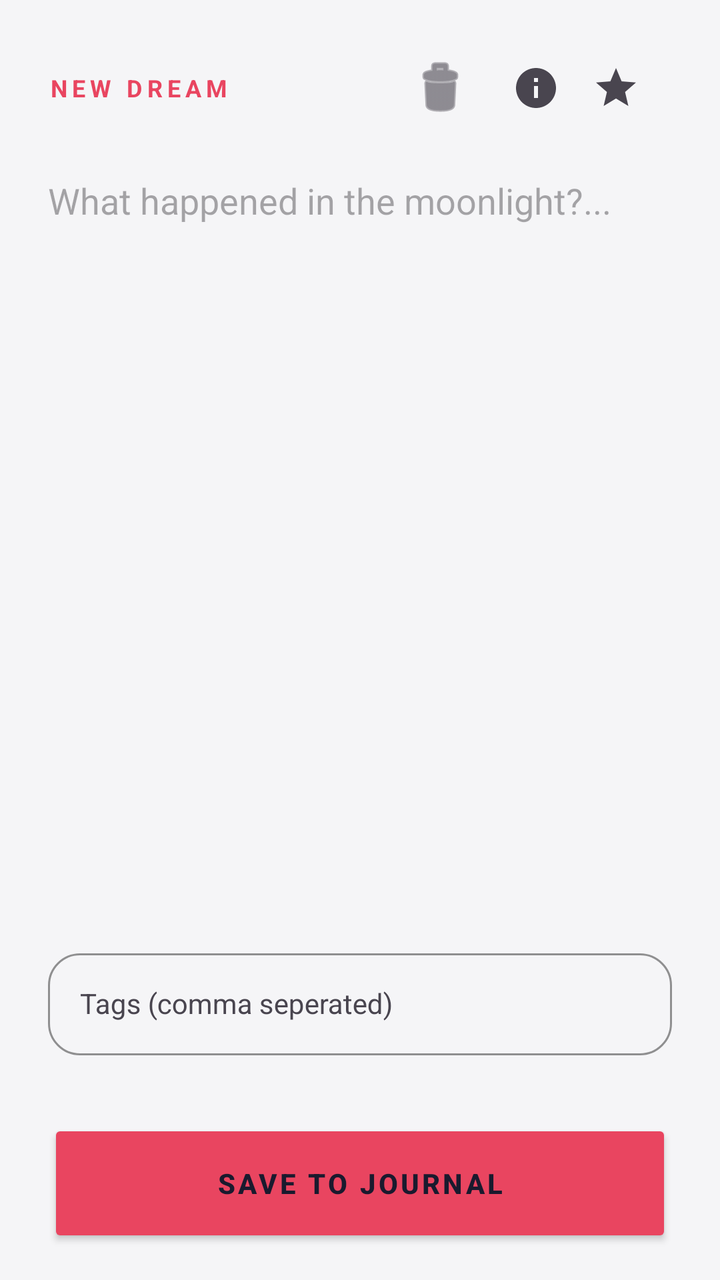
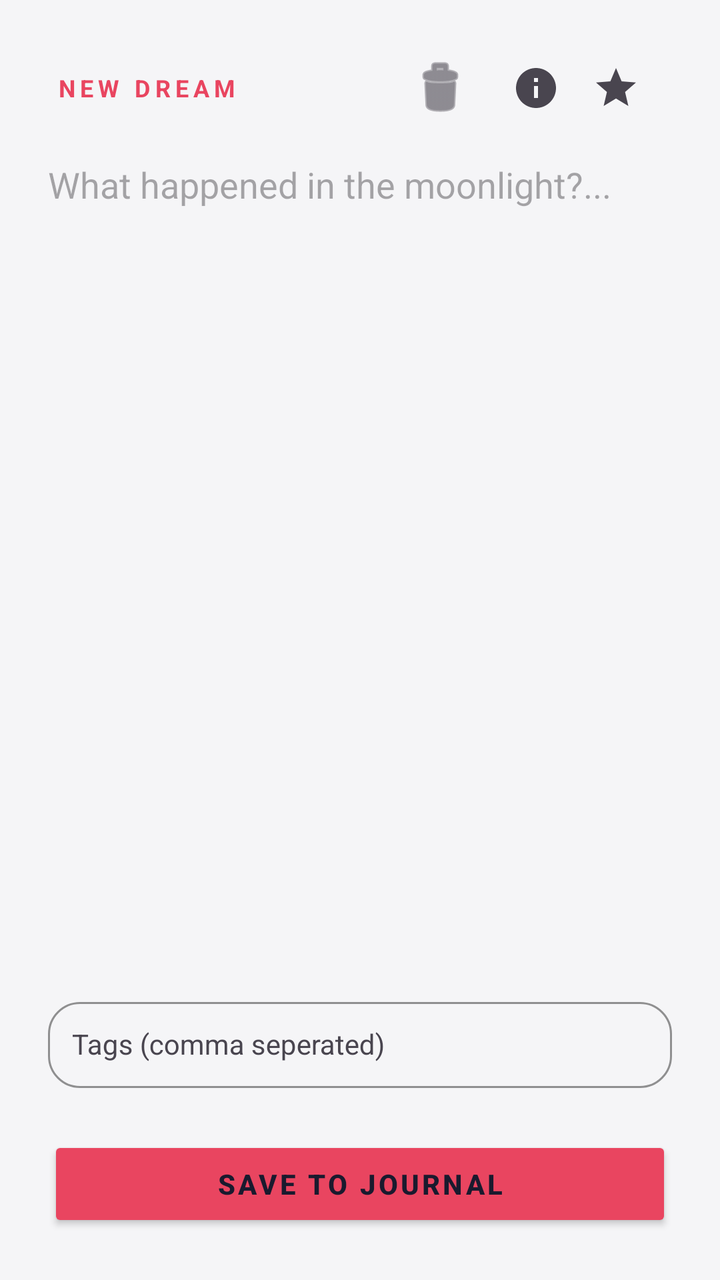

An Android layout rendered at two revisions. The XML below is the earlier revision; the diff shows what the commit changed to produce the second picture.
<!-- AndroidManifest.xml: application theme Theme.Midnight -->
<!-- res/layout/activity_edit_dream.xml -->
<?xml version="1.0" encoding="utf-8"?>
<androidx.coordinatorlayout.widget.CoordinatorLayout
    xmlns:android="http://schemas.android.com/apk/res/android"
    xmlns:app="http://schemas.android.com/apk/res-auto"
    android:layout_width="match_parent"
    android:layout_height="match_parent"
    android:background="?attr/activityBackground"
    android:fitsSystemWindows="true">

    <androidx.core.widget.NestedScrollView
        android:layout_width="match_parent"
        android:layout_height="match_parent"
        app:layout_behavior="@string/appbar_scrolling_view_behavior">

        <LinearLayout
            android:layout_width="match_parent"
            android:layout_height="wrap_content"
            android:orientation="vertical"
            android:padding="24dp">

            <RelativeLayout
                android:layout_width="match_parent"
                android:layout_height="wrap_content"
                android:layout_marginBottom="24dp">

                <TextView
                    android:layout_width="wrap_content"
                    android:layout_height="wrap_content"
                    android:layout_centerVertical="true"
                    android:letterSpacing="0.2"
                    android:text="NEW DREAM"
                    android:textColor="@color/secondary"
                    android:textSize="12sp"
                    android:textStyle="bold" />

                <LinearLayout
                    android:layout_width="wrap_content"
                    android:layout_height="wrap_content"
                    android:layout_alignParentEnd="true"
                    android:orientation="horizontal">

                    <ImageButton
                        android:id="@+id/btnDeleteDream"
                        android:layout_width="40dp"
                        android:layout_height="40dp"
                        android:background="?attr/selectableItemBackgroundBorderless"
                        android:src="@android:drawable/ic_menu_delete"
                        app:tint="?android:attr/textColorSecondary" />

                    <ImageButton
                        android:id="@+id/btnDreamInfo"
                        android:layout_width="40dp"
                        android:layout_height="40dp"
                        android:layout_marginStart="8dp"
                        android:background="?attr/selectableItemBackgroundBorderless"
                        android:src="@drawable/ic_info"
                        app:tint="?android:attr/textColorSecondary" />

                    <CheckBox
                        android:id="@+id/checkFavorite"
                        android:layout_width="40dp"
                        android:layout_height="40dp"
                        android:layout_marginStart="8dp"
                        android:button="@drawable/ic_star_filled"
                        android:buttonTint="@color/star_tint" />
                </LinearLayout>
            </RelativeLayout>

            <EditText
                android:id="@+id/editDreamContent"
                android:layout_width="match_parent"
                android:layout_height="wrap_content"
                android:background="@android:color/transparent"
                android:gravity="top"
                android:hint="What happened in the moonlight?..."
                android:importantForAutofill="no"
                android:inputType="textMultiLine|textCapSentences"
                android:lineSpacingExtra="8dp"
                android:minLines="12"
                android:textColor="?attr/colorOnSurface"
                android:textColorHint="?android:attr/textColorHint"
                android:textSize="18sp" />

            <com.google.android.material.textfield.TextInputLayout
                style="@style/Widget.Material3.TextInputLayout.OutlinedBox"
                android:layout_width="match_parent"
                android:layout_height="wrap_content"
                android:layout_marginTop="40dp"
                android:hint="Tags (comma seperated)"
                app:boxStrokeColor="@color/secondary"
                app:boxCornerRadiusBottomEnd="16dp"
                app:boxCornerRadiusBottomStart="16dp"
                app:boxCornerRadiusTopEnd="16dp"
                app:boxCornerRadiusTopStart="16dp"
                app:hintTextColor="@color/secondary"
                app:startIconTint="?android:attr/textColorSecondary">

                <MultiAutoCompleteTextView
                    android:id="@+id/tagAutoComplete"
                    android:layout_width="match_parent"
                    android:layout_height="wrap_content"
                    android:inputType="textMultiLine"
                    android:padding="16dp"
                    android:textColor="?attr/colorOnSurface"
                    android:textSize="14sp" />

            </com.google.android.material.textfield.TextInputLayout>

            <Button
                android:id="@+id/btnUpdateDream"
                android:layout_width="match_parent"
                android:layout_height="64dp"
                android:layout_marginTop="32dp"
                android:backgroundTint="@color/secondary"
                android:elevation="4dp"
                android:letterSpacing="0.1"
                android:text="SAVE TO JOURNAL"
                android:textColor="?attr/colorOnSurface"
                android:textStyle="bold"
                app:cornerRadius="18dp" />

        </LinearLayout>
    </androidx.core.widget.NestedScrollView>
</androidx.coordinatorlayout.widget.CoordinatorLayout>
<!-- resources referenced by this layout -->
<resources>
  <color name="secondary">#E94560</color>
  <!-- drawable ic_info (drawable) -->
  <vector xmlns:android="http://schemas.android.com/apk/res/android"
      android:width="24dp"
      android:height="24dp"
      android:viewportWidth="24"
      android:viewportHeight="24"
      android:tint="?attr/colorControlNormal">
      <path
          android:fillColor="@android:color/white"
          android:pathData="M12,2C6.48,2 2,6.48 2,12s4.48,10 10,10 10,-4.48 10,-10S17.52,2 12,2zM13,17h-2v-6h2v6zM13,9h-2V7h2v2z"/>
  </vector>
  <!-- drawable ic_star_filled (drawable) -->
  <vector xmlns:android="http://schemas.android.com/apk/res/android"
      android:width="24dp"
      android:height="24dp"
      android:viewportWidth="24"
      android:viewportHeight="24"
      android:tint="?attr/colorControlNormal"> <path
      android:fillColor="@android:color/white"
      android:pathData="M12,17.27L18.18,21l-1.64,-7.03L22,9.24l-7.19,-0.61L12,2 9.19,8.63L2,9.24l5.46,4.73L5.82,21L12,17.27z"/>
  </vector>
  <style name="Theme.Midnight" parent="Theme.Material3.Light.NoActionBar">
          <item name="android:windowBackground">#F5F5F7</item>
          <item name="colorSurface">#FFFFFF</item>
  
          <item name="colorPrimary">#6750A4</item>
          <item name="colorOnPrimary">#FFFFFF</item>
          <item name="colorSecondary">#E94560</item>
  
          <item name="colorOnSurface">#1A1A2E</item>
          <item name="android:textColorPrimary">#1A1A2E</item>
          <item name="colorSurfaceVariant">#E8E0EC</item>
  
          <item name="activityBackground">#F5F5F7</item>
          <item name="dialogBackground">#FFFFFF</item>
      </style>
</resources>

<!-- the commit's change to res/layout/activity_edit_dream.xml (unified diff, before → after) -->
@@ -1,124 +1,124 @@
 <?xml version="1.0" encoding="utf-8"?>
-<androidx.coordinatorlayout.widget.CoordinatorLayout
-    xmlns:android="http://schemas.android.com/apk/res/android"
+<LinearLayout xmlns:android="http://schemas.android.com/apk/res/android"
     xmlns:app="http://schemas.android.com/apk/res-auto"
     android:layout_width="match_parent"
     android:layout_height="match_parent"
     android:background="?attr/activityBackground"
+    android:orientation="vertical"
     android:fitsSystemWindows="true">
 
-    <androidx.core.widget.NestedScrollView
+    <LinearLayout
         android:layout_width="match_parent"
-        android:layout_height="match_parent"
-        app:layout_behavior="@string/appbar_scrolling_view_behavior">
+        android:layout_height="0dp"
+        android:layout_weight="1"
+        android:orientation="vertical"
+        android:padding="24dp"
+        android:paddingBottom="0dp">
 
-        <LinearLayout
+        <RelativeLayout
             android:layout_width="match_parent"
             android:layout_height="wrap_content"
-            android:orientation="vertical"
-            android:padding="24dp">
+            android:layout_marginBottom="16dp">
 
-            <RelativeLayout
-                android:layout_width="match_parent"
+            <TextView
+                android:id="@+id/txtEditHeader"
+                android:layout_width="wrap_content"
                 android:layout_height="wrap_content"
-                android:layout_marginBottom="24dp">
+                android:layout_centerVertical="true"
+                android:layout_marginStart="4dp"
+                android:letterSpacing="0.2"
+                android:text="NEW DREAM"
+                android:textColor="@color/secondary"
+                android:textSize="12sp"
+                android:textStyle="bold" />
 
-                <TextView
-                    android:layout_width="wrap_content"
-                    android:layout_height="wrap_content"
-                    android:layout_centerVertical="true"
-                    android:letterSpacing="0.2"
-                    android:text="NEW DREAM"
-                    android:textColor="@color/secondary"
-                    android:textSize="12sp"
-                    android:textStyle="bold" />
+            <LinearLayout
+                android:layout_width="wrap_content"
+                android:layout_height="wrap_content"
+                android:layout_alignParentEnd="true"
+                android:orientation="horizontal">
 
-                <LinearLayout
-                    android:layout_width="wrap_content"
-                    android:layout_height="wrap_content"
-                    android:layout_alignParentEnd="true"
-                    android:orientation="horizontal">
+                <ImageButton
+                    android:id="@+id/btnDeleteDream"
+                    android:layout_width="40dp"
+                    android:layout_height="40dp"
+                    android:background="?attr/selectableItemBackgroundBorderless"
+                    android:src="@android:drawable/ic_menu_delete"
+                    app:tint="?android:attr/textColorSecondary" />
 
-                    <ImageButton
-                        android:id="@+id/btnDeleteDream"
-                        android:layout_width="40dp"
-                        android:layout_height="40dp"
-                        android:background="?attr/selectableItemBackgroundBorderless"
-                        android:src="@android:drawable/ic_menu_delete"
-                        app:tint="?android:attr/textColorSecondary" />
+                <ImageButton
+                    android:id="@+id/btnDreamInfo"
+                    android:layout_width="40dp"
+                    android:layout_height="40dp"
+                    android:layout_marginStart="8dp"
+                    android:background="?attr/selectableItemBackgroundBorderless"
+                    android:src="@drawable/ic_info"
+                    app:tint="?android:attr/textColorSecondary" />
 
-                    <ImageButton
-                        android:id="@+id/btnDreamInfo"
-                        android:layout_width="40dp"
-                        android:layout_height="40dp"
-                        android:layout_marginStart="8dp"
-                        android:background="?attr/selectableItemBackgroundBorderless"
-                        android:src="@drawable/ic_info"
-                        app:tint="?android:attr/textColorSecondary" />
+                <CheckBox
+                    android:id="@+id/checkFavorite"
+                    android:layout_width="40dp"
+                    android:layout_height="40dp"
+                    android:layout_marginStart="8dp"
+                    android:button="@drawable/ic_star_filled"
+                    android:buttonTint="@color/star_tint" />
+            </LinearLayout>
+        </RelativeLayout>
 
-                    <CheckBox
-                        android:id="@+id/checkFavorite"
-                        android:layout_width="40dp"
-                        android:layout_height="40dp"
-                        android:layout_marginStart="8dp"
-                        android:button="@drawable/ic_star_filled"
-                        android:buttonTint="@color/star_tint" />
-                </LinearLayout>
-            </RelativeLayout>
+        <EditText
+            android:id="@+id/editDreamContent"
+            android:layout_width="match_parent"
+            android:layout_height="0dp"
+            android:layout_weight="1"
+            android:background="@android:color/transparent"
+            android:gravity="top"
+            android:hint="What happened in the moonlight?..."
+            android:importantForAutofill="no"
+            android:inputType="textMultiLine|textCapSentences"
+            android:lineSpacingExtra="8dp"
+            android:scrollbars="vertical"
+            android:textColor="?attr/colorOnSurface"
+            android:textColorHint="?android:attr/textColorHint"
+            android:textSize="18sp" />
+    </LinearLayout>
 
-            <EditText
-                android:id="@+id/editDreamContent"
-                android:layout_width="match_parent"
-                android:layout_height="wrap_content"
-                android:background="@android:color/transparent"
-                android:gravity="top"
-                android:hint="What happened in the moonlight?..."
-                android:importantForAutofill="no"
-                android:inputType="textMultiLine|textCapSentences"
-                android:lineSpacingExtra="8dp"
-                android:minLines="12"
-                android:textColor="?attr/colorOnSurface"
-                android:textColorHint="?android:attr/textColorHint"
-                android:textSize="18sp" />
+    <com.google.android.material.textfield.TextInputLayout
+        style="@style/Widget.Material3.TextInputLayout.OutlinedBox"
+        android:layout_width="match_parent"
+        android:layout_height="wrap_content"
+        android:layout_marginHorizontal="24dp"
+        android:layout_marginTop="8dp"
+        android:hint="Tags (comma seperated)"
+        app:boxStrokeColor="@color/secondary"
+        app:boxCornerRadiusBottomEnd="16dp"
+        app:boxCornerRadiusBottomStart="16dp"
+        app:boxCornerRadiusTopEnd="16dp"
+        app:boxCornerRadiusTopStart="16dp"
+        app:hintTextColor="@color/secondary"
+        app:startIconTint="?android:attr/textColorSecondary">
 
-            <com.google.android.material.textfield.TextInputLayout
-                style="@style/Widget.Material3.TextInputLayout.OutlinedBox"
-                android:layout_width="match_parent"
-                android:layout_height="wrap_content"
-                android:layout_marginTop="40dp"
-                android:hint="Tags (comma seperated)"
-                app:boxStrokeColor="@color/secondary"
-                app:boxCornerRadiusBottomEnd="16dp"
-                app:boxCornerRadiusBottomStart="16dp"
-                app:boxCornerRadiusTopEnd="16dp"
-                app:boxCornerRadiusTopStart="16dp"
-                app:hintTextColor="@color/secondary"
-                app:startIconTint="?android:attr/textColorSecondary">
+        <MultiAutoCompleteTextView
+            android:id="@+id/tagAutoComplete"
+            android:layout_width="match_parent"
+            android:layout_height="wrap_content"
+            android:inputType="textMultiLine"
+            android:padding="12dp"
+            android:textColor="?attr/colorOnSurface"
+            android:textSize="14sp" />
 
-                <MultiAutoCompleteTextView
-                    android:id="@+id/tagAutoComplete"
-                    android:layout_width="match_parent"
-                    android:layout_height="wrap_content"
-                    android:inputType="textMultiLine"
-                    android:padding="16dp"
-                    android:textColor="?attr/colorOnSurface"
-                    android:textSize="14sp" />
+    </com.google.android.material.textfield.TextInputLayout>
 
-            </com.google.android.material.textfield.TextInputLayout>
+    <Button
+        android:id="@+id/btnUpdateDream"
+        android:layout_width="match_parent"
+        android:layout_height="48dp"
+        android:layout_margin="24dp"
+        android:backgroundTint="@color/secondary"
+        android:letterSpacing="0.1"
+        android:text="SAVE TO JOURNAL"
+        android:textAllCaps="true"
+        android:textColor="?attr/colorOnSurface"
+        android:textStyle="bold"
+        app:cornerRadius="18dp" />
 
-            <Button
-                android:id="@+id/btnUpdateDream"
-                android:layout_width="match_parent"
-                android:layout_height="64dp"
-                android:layout_marginTop="32dp"
-                android:backgroundTint="@color/secondary"
-                android:elevation="4dp"
-                android:letterSpacing="0.1"
-                android:text="SAVE TO JOURNAL"
-                android:textColor="?attr/colorOnSurface"
-                android:textStyle="bold"
-                app:cornerRadius="18dp" />
-
-        </LinearLayout>
-    </androidx.core.widget.NestedScrollView>
-</androidx.coordinatorlayout.widget.CoordinatorLayout>
+</LinearLayout>
